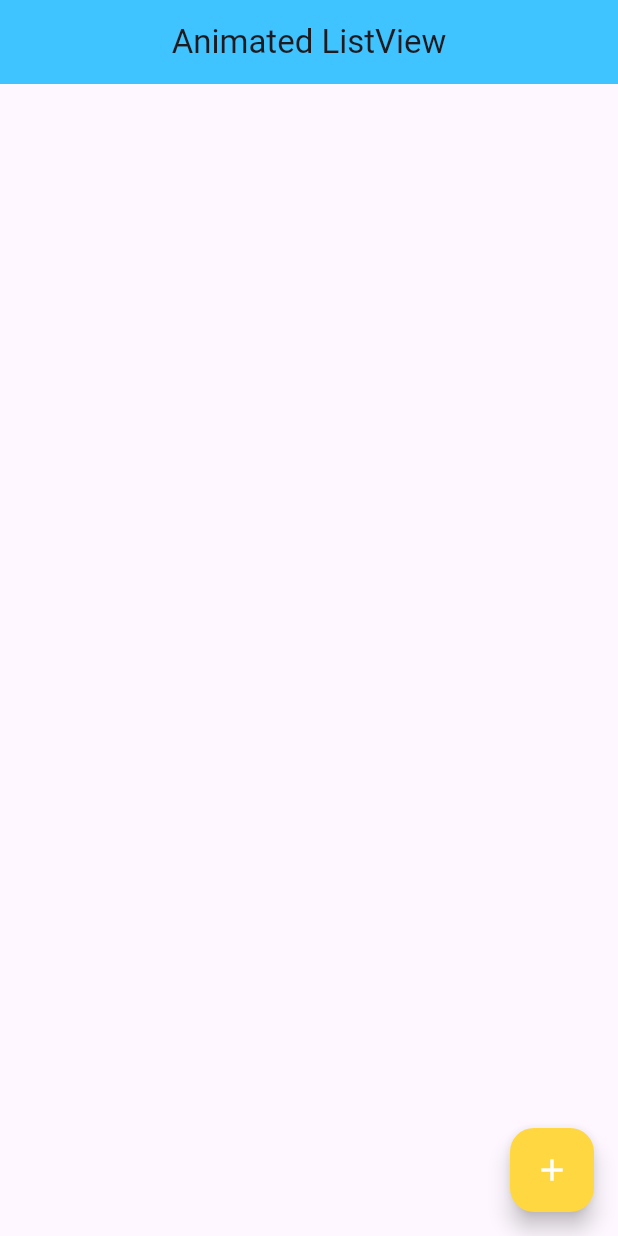
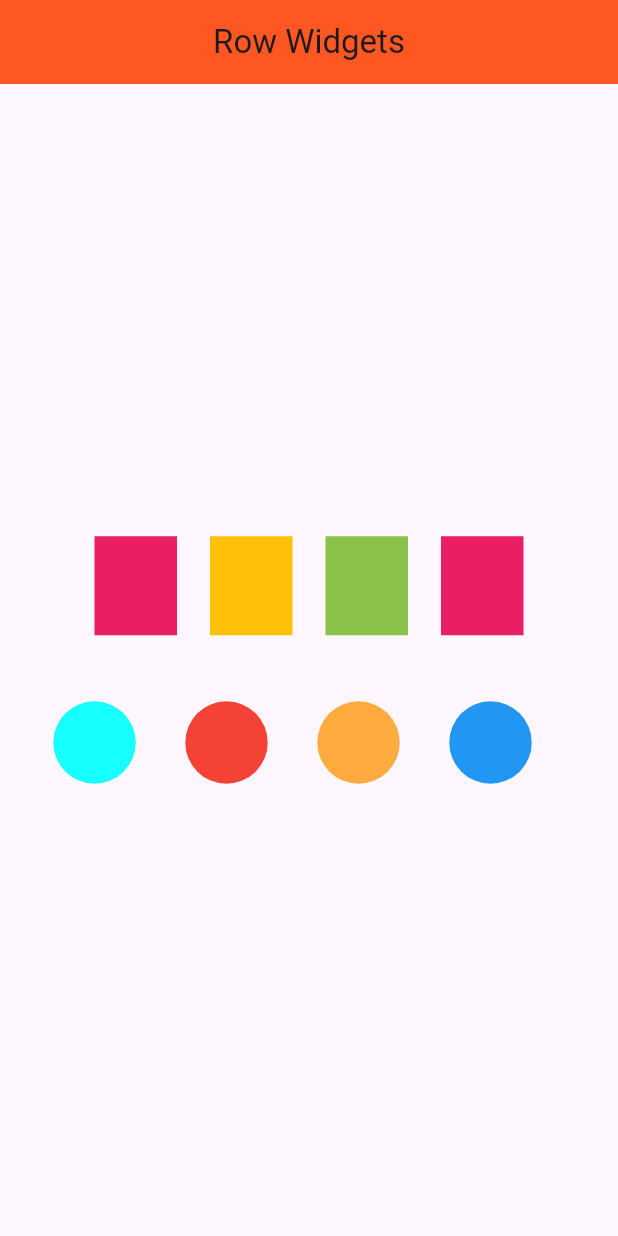
Before and after one commit to arbabhussain7/Flutter-_Widgets-, a Flutter app: the screen it shows after launch, on a phone screen of 412 x 824 dp. Run offline on Flutter 3.47's test engine with Material 3 defaults, Android fonts, the phone set to English and light mode, and no system bars; our stand-ins replace connectivity_plus, shared_preferences; key blocks and very long unbroken strings in the code were emptied for the run.

Commit message:
Concept of Row Widges

```diff
--- a/lib/AnimatedListview/animated_listview.dart
+++ b/lib/AnimatedListview/animated_listview.dart
@@ -49,9 +49,11 @@ class _AnimatedListviewState extends State<AnimatedListview> {
                 width: double.infinity,
                 child: Card(
                   color: Colors.primaries[index],
-                  child: Text(
-                    'item ${item[index]}',
-                    style: Theme.of(context).textTheme.headlineMedium,
+                  child: Center(
+                    child: Text(
+                      'I am List  ${item[index]}',
+                      style: Theme.of(context).textTheme.headlineMedium,
+                    ),
                   ),
                 ),
               ),
--- /dev/null
+++ b/lib/basic_widgets/row.dart
@@ -0,0 +1,101 @@
+import 'package:flutter/material.dart';
+
+class RowWidges extends StatelessWidget {
+  const RowWidges({super.key});
+
+  @override
+  Widget build(BuildContext context) {
+    return Scaffold(
+      appBar: AppBar(
+        centerTitle: true,
+        backgroundColor: Colors.deepOrange,
+        title: Text('Row Widgets'),
+      ),
+      body: Column(
+        mainAxisAlignment: MainAxisAlignment.center,
+        children: [
+          //Row 1
+          Row(
+            mainAxisAlignment: MainAxisAlignment.center,
+            children: [
+              Container(
+                width: 55,
+                height: 66,
+                color: Colors.pink,
+              ),
+              const SizedBox(
+                width: 22,
+              ),
+              Container(
+                width: 55,
+                height: 66,
+                color: Colors.amber,
+              ),
+              const SizedBox(
+                width: 22,
+              ),
+              Container(
+                width: 55,
+                height: 66,
+                color: Colors.lightGreen,
+              ),
+              const SizedBox(
+                width: 22,
+              ),
+              Container(
+                width: 55,
+                height: 66,
+                color: Colors.pink,
+              )
+            ],
+          ),
+          SizedBox(
+            height: 44,
+          ),
+
+          Row(
+            mainAxisAlignment: MainAxisAlignment.center,
+            children: [
+              Container(
+                width: 66,
+                height: 55,
+                decoration: BoxDecoration(
+                    shape: BoxShape.circle, color: Colors.cyanAccent),
+              ),
+              SizedBox(
+                width: 22,
+              ),
+              Container(
+                width: 66,
+                height: 55,
+                decoration:
+                    BoxDecoration(shape: BoxShape.circle, color: Colors.red),
+              ),
+              SizedBox(
+                width: 22,
+              ),
+              Container(
+                width: 66,
+                height: 55,
+                decoration: BoxDecoration(
+                    shape: BoxShape.circle, color: Colors.orangeAccent),
+              ),
+              SizedBox(
+                width: 22,
+              ),
+              Container(
+                width: 66,
+                height: 55,
+                decoration:
+                    BoxDecoration(shape: BoxShape.circle, color: Colors.blue),
+              ),
+              SizedBox(
+                width: 22,
+              ),
+            ],
+          )
+        ],
+      ),
+    );
+  }
+}
--- a/lib/main.dart
+++ b/lib/main.dart
@@ -1,5 +1,6 @@
 import 'package:flutter/material.dart';
 import 'package:shared_preference/AnimatedListview/animated_listview.dart';
+import 'package:shared_preference/basic_widgets/row.dart';
 import 'package:shared_preference/checkConnection/internet_connection_check.dart';
 import 'package:shared_preference/interactiveImg/interactive_img.dart';
 
@@ -19,6 +20,6 @@ class MyApp extends StatelessWidget {
           colorScheme: ColorScheme.fromSeed(seedColor: Colors.deepPurple),
           useMaterial3: true,
         ),
-        home: AnimatedListview());
+        home: RowWidges());
   }
 }
```
Also changed, not shown: 125 other files.
